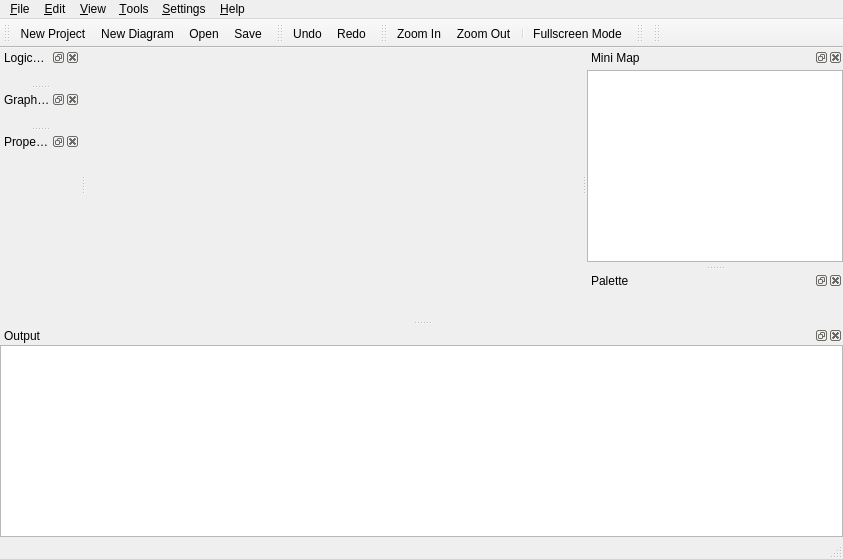
The window that qrgui/mainWindow/mainWindow.ui (qreal/qreal) describes before a commit, drawn with Qt 5.
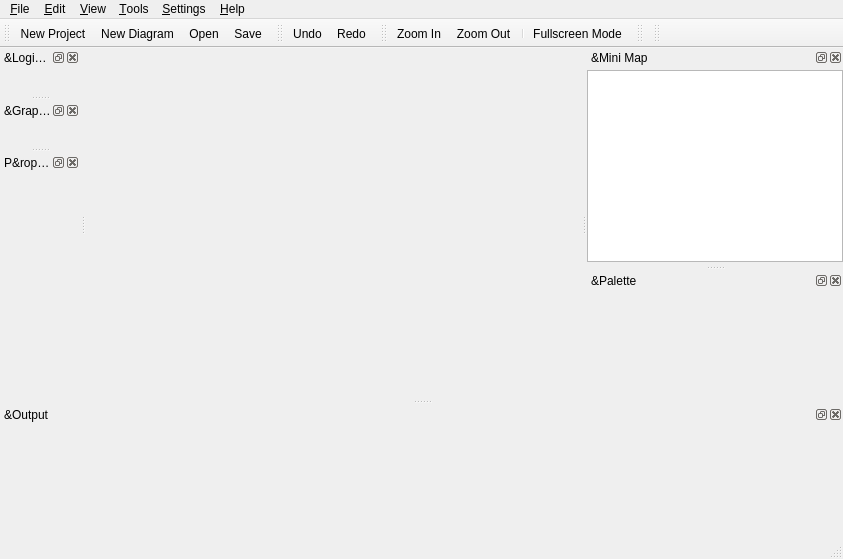
The same window after the commit. Icons and pictures are not drawn. Custom widgets are drawn as their Qt base class.

Commit message: error reporter clean up

Patch:
```diff
--- a/qrgui/mainWindow/mainWindow.ui
+++ b/qrgui/mainWindow/mainWindow.ui
@@ -154,7 +154,7 @@
     </size>
    </property>
    <property name="windowTitle">
-    <string>Mini Map</string>
+    <string>&amp;Mini Map</string>
    </property>
    <attribute name="dockWidgetArea">
     <number>2</number>
@@ -203,7 +203,7 @@
     </size>
    </property>
    <property name="windowTitle">
-    <string>Palette</string>
+    <string>&amp;Palette</string>
    </property>
    <attribute name="dockWidgetArea">
     <number>2</number>
@@ -271,7 +271,7 @@
     <set>QDockWidget::AllDockWidgetFeatures</set>
    </property>
    <property name="windowTitle">
-    <string>Logical Model Explorer</string>
+    <string>&amp;Logical Model Explorer</string>
    </property>
    <attribute name="dockWidgetArea">
     <number>1</number>
@@ -323,22 +323,18 @@
     <bool>false</bool>
    </property>
    <property name="windowTitle">
-    <string>Output</string>
+    <string>&amp;Output</string>
    </property>
    <attribute name="dockWidgetArea">
     <number>8</number>
    </attribute>
    <widget class="QWidget" name="errorDockWidgetContents">
-    <layout class="QVBoxLayout" name="verticalLayout_2">
-     <item>
-      <widget class="ErrorListWidget" name="errorListWidget"/>
-     </item>
-    </layout>
+    <layout class="QVBoxLayout" name="verticalLayout_2"/>
    </widget>
   </widget>
   <widget class="QDockWidget" name="graphicalModelDock">
    <property name="windowTitle">
-    <string>Graphical Model Explorer</string>
+    <string>&amp;Graphical Model Explorer</string>
    </property>
    <attribute name="dockWidgetArea">
     <number>1</number>
@@ -372,7 +368,7 @@
     </size>
    </property>
    <property name="windowTitle">
-    <string>Property Editor</string>
+    <string>P&amp;roperty Editor</string>
    </property>
    <attribute name="dockWidgetArea">
     <number>1</number>
@@ -777,11 +773,6 @@
    <header>mainWindow/palette/paletteTree.h</header>
    <container>1</container>
   </customwidget>
-  <customwidget>
-   <class>ErrorListWidget</class>
-   <extends>QListWidget</extends>
-   <header>mainWindow/errorListWidget.h</header>
-  </customwidget>
   <customwidget>
    <class>PropertyEditorView</class>
    <extends>QWidget</extends>
@@ -803,6 +794,12 @@
    <extends>QWidget</extends>
    <header>mainWindow/modelExplorer.h</header>
   </customwidget>
+  <customwidget>
+   <class>qReal::gui::OutputDock</class>
+   <extends>QDockWidget</extends>
+   <header>mainWindow/outputDock.h</header>
+   <container>1</container>
+  </customwidget>
  </customwidgets>
  <resources>
   <include location="mainWindow.qrc"/>
```
Left out of the diff: 54 changed lines with no effect on the pictures. The commit also changes 14 other files.
